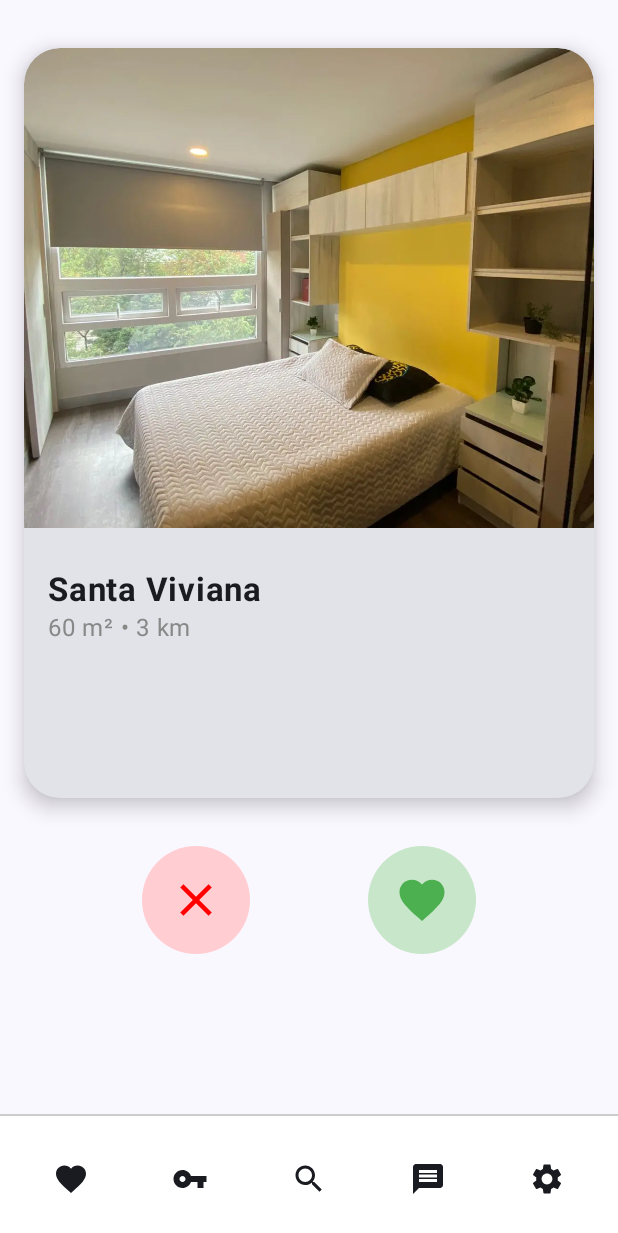
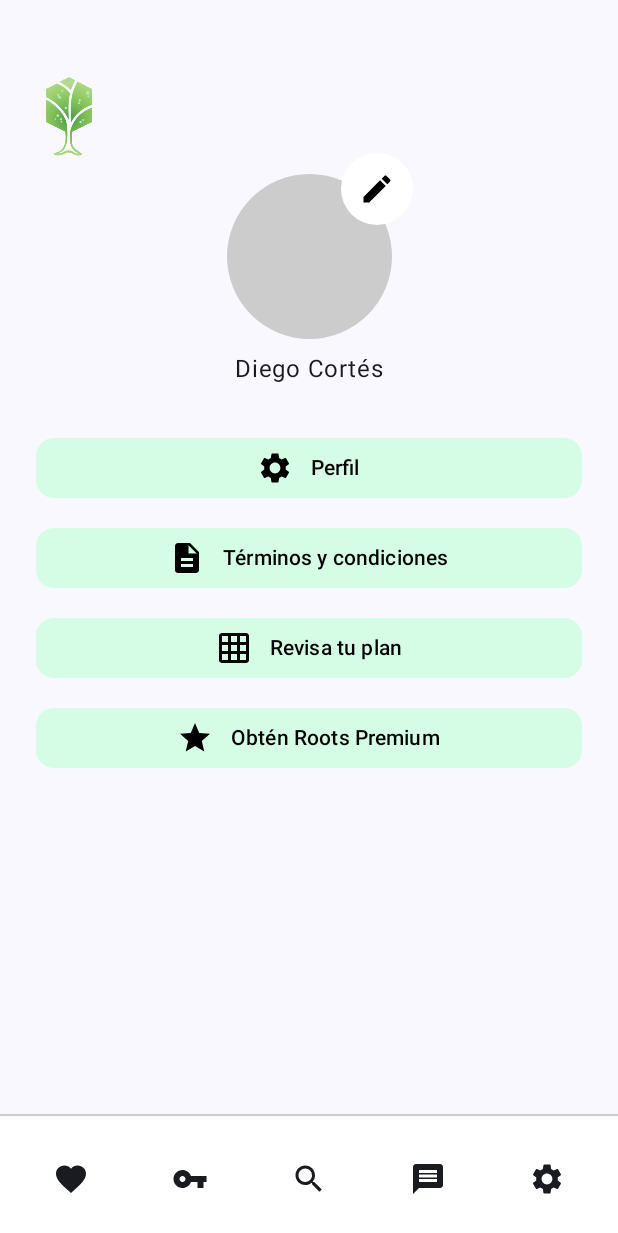
Before and after one commit to PUJ-ICM-2312/Roots, an Android app built with Jetpack Compose: the screen it shows after launch (MainActivity), on a phone screen of 412 x 824 dp. Shown: the top 1233 px of the screen. Run offline under Robolectric (Android 15) with nearby library versions, the phone set to English and light mode, and no system bars.

Commit message:
Created SettingsScreen

```diff
--- a/Roots/app/src/main/java/com/example/roots/MainActivity.kt
+++ b/Roots/app/src/main/java/com/example/roots/MainActivity.kt
@@ -29,7 +29,7 @@ class MainActivity : ComponentActivity() {
                 }*/
                 // Para probar la pantalla que hagan, deben primero crearla en la carpeta screens
                 // Luego poner el nombre acá abajo, así cuando se corra esta vaina, se abre esa pantalla
-                SwipeROOTS()
+                SettingsScreen()
             }
         }
     }
@@ -47,6 +47,6 @@ fun Greeting(name: String, modifier: Modifier = Modifier) {
 @Composable
 fun GreetingPreview() {
     RootsTheme {
-        PlansScreen()
+        SettingsScreen()
     }
 }
--- a/Roots/app/src/main/java/com/example/roots/screens/EditProfileScreen.kt
+++ b/Roots/app/src/main/java/com/example/roots/screens/EditProfileScreen.kt
@@ -19,6 +19,7 @@ import androidx.compose.ui.res.painterResource
 import androidx.compose.ui.text.font.FontWeight
 import androidx.compose.ui.unit.dp
 import androidx.compose.ui.unit.sp
+import com.example.roots.R
 
 @Composable
 fun EditProfileScreen() {
@@ -36,7 +37,14 @@ fun EditProfileScreen() {
             // Logo arriba
             Spacer(modifier = Modifier.height(8.dp))
             // Reemplaza painterResource si tienes un logo
-            Icon(Icons.Default.AccountCircle, contentDescription = null, modifier = Modifier.size(48.dp), tint = Color(0xFF4CAF50))
+            Image(
+                painter = painterResource(id = R.drawable.logo),
+                contentDescription = "Logo",
+                modifier = Modifier
+                    .height(60.dp)
+                    .padding(top = 8.dp)
+            )
+
             Spacer(modifier = Modifier.height(8.dp))
             Text(
                 text = "Perfil",
--- /dev/null
+++ b/Roots/app/src/main/java/com/example/roots/screens/SettingsScreen.kt
@@ -0,0 +1,106 @@
+package com.example.roots.screens
+
+import androidx.compose.foundation.Image
+import androidx.compose.foundation.background
+import androidx.compose.foundation.layout.*
+import androidx.compose.foundation.shape.CircleShape
+import androidx.compose.foundation.shape.RoundedCornerShape
+import androidx.compose.material.icons.Icons
+import androidx.compose.material.icons.filled.*
+import androidx.compose.material3.*
+import androidx.compose.runtime.*
+import androidx.compose.ui.Alignment
+import androidx.compose.ui.Modifier
+import androidx.compose.ui.draw.clip
+import androidx.compose.ui.graphics.Color
+import androidx.compose.ui.res.painterResource
+import androidx.compose.ui.unit.dp
+import androidx.compose.ui.unit.sp
+import com.example.roots.R
+
+@Composable
+fun SettingsScreen() {
+    Scaffold(
+        bottomBar = { BottomNavBar() }
+    ) {
+        Column(
+            modifier = Modifier
+                .padding(it)
+                .fillMaxSize()
+                .padding(horizontal = 24.dp, vertical = 16.dp),
+            horizontalAlignment = Alignment.CenterHorizontally
+        ) {
+            Spacer(modifier = Modifier.height(32.dp))
+            // Logo arriba izquierda
+            Row(
+                modifier = Modifier.fillMaxWidth(),
+                verticalAlignment = Alignment.Top
+            ) {
+                Image(
+                    painter = painterResource(id = R.drawable.logo),
+                    contentDescription = "Logo",
+                    modifier = Modifier
+                        .height(60.dp)
+                        .padding(start = 0.dp)
+                )
+            }
+
+            Spacer(modifier = Modifier.height(8.dp))
+
+            // Foto de perfil con botón de edición
+            Box(
+                modifier = Modifier
+                    .size(110.dp),
+                contentAlignment = Alignment.Center
+            ) {
+                // Imagen de perfil (círculo gris)
+                Box(
+                    modifier = Modifier
+                        .size(110.dp)
+                        .clip(CircleShape)
+                        .background(Color.LightGray)
+                )
+
+                // Botón de edición flotante
+                IconButton(
+                    onClick = { /* acción editar */ },
+                    modifier = Modifier
+                        .size(32.dp)
+                        .align(Alignment.TopEnd)
+                        .offset(x = 6.dp, y = (-6).dp)
+                        .background(Color.White, shape = CircleShape)
+                ) {
+                    Icon(Icons.Default.Edit, contentDescription = "Editar", tint = Color.Black)
+                }
+            }
+
+
+            Spacer(modifier = Modifier.height(8.dp))
+
+            Text(text = "Diego Cortés", fontSize = 16.sp)
+
+            Spacer(modifier = Modifier.height(24.dp))
+
+            SettingsButton(Icons.Default.Settings, "Perfil") { /* Navegar a perfil */ }
+            SettingsButton(Icons.Default.Description, "Términos y condiciones") { /* Navegar */ }
+            SettingsButton(Icons.Default.GridOn, "Revisa tu plan") { /* Navegar */ }
+            SettingsButton(Icons.Default.Star, "Obtén Roots Premium") { /* Navegar */ }
+        }
+    }
+}
+
+@Composable
+fun SettingsButton(icon: androidx.compose.ui.graphics.vector.ImageVector, text: String, onClick: () -> Unit) {
+    Button(
+        onClick = onClick,
+        colors = ButtonDefaults.buttonColors(containerColor = Color(0xFFD5FDE5)),
+        shape = RoundedCornerShape(12.dp),
+        modifier = Modifier
+            .fillMaxWidth()
+            .padding(vertical = 6.dp)
+    ) {
+        Icon(icon, contentDescription = text, tint = Color.Black)
+        Spacer(modifier = Modifier.width(12.dp))
+        Text(text = text, color = Color.Black)
+    }
+}
```
